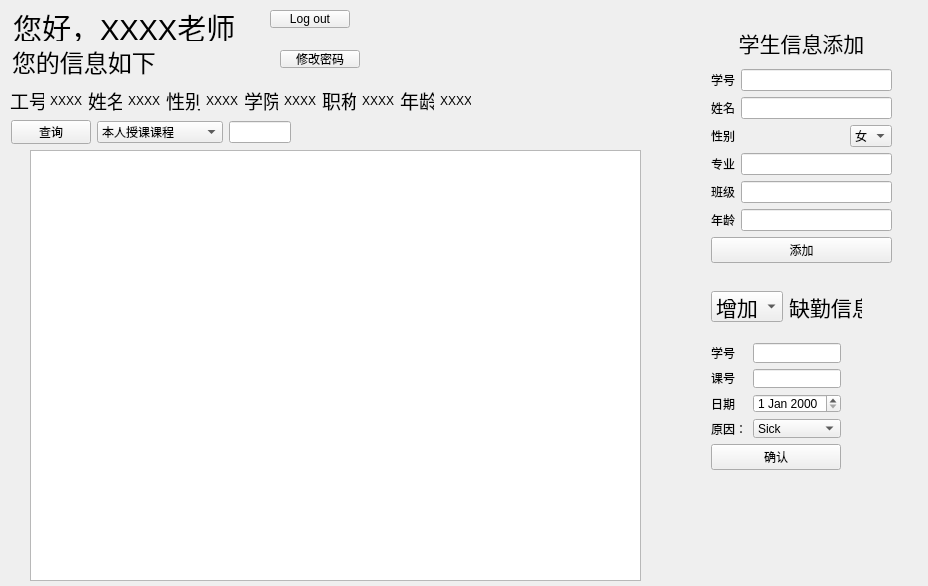
Before: the Qt Designer form teacher.ui in AKAZhiyu/Absense, drawn with Qt 5.
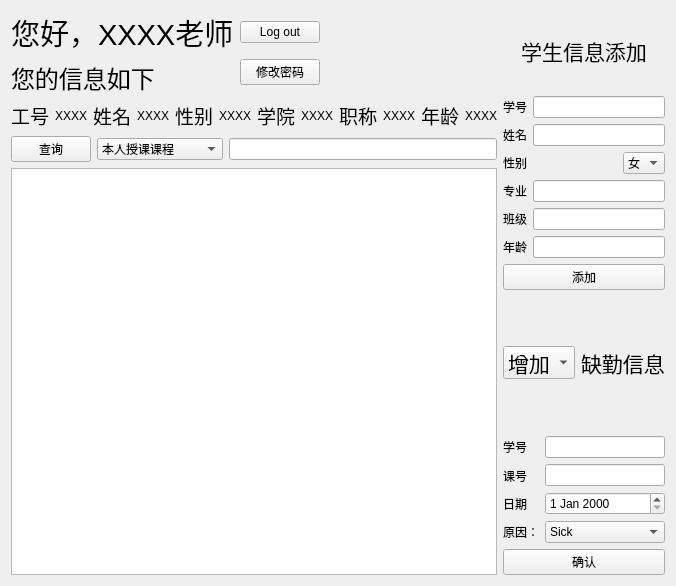
After: the same form once the commit is applied. Icons and pictures are not drawn.

Patch:
```diff
--- a/teacher.ui
+++ b/teacher.ui
@@ -6,10 +6,16 @@
    <rect>
     <x>0</x>
     <y>0</y>
-    <width>928</width>
+    <width>626</width>
     <height>586</height>
    </rect>
   </property>
+  <property name="maximumSize">
+   <size>
+    <width>626</width>
+    <height>800</height>
+   </size>
+  </property>
   <property name="windowTitle">
    <string>江苏大学考勤管理系统</string>
   </property>
@@ -17,43 +23,17 @@
    <iconset resource="res.qrc">
     <normaloff>:/images/ujs.jpg</normaloff>:/images/ujs.jpg</iconset>
   </property>
-  <widget class="QTableView" name="tableView">
-   <property name="geometry">
-    <rect>
-     <x>30</x>
-     <y>150</y>
-     <width>611</width>
-     <height>431</height>
-    </rect>
-   </property>
-  </widget>
-  <widget class="QLabel" name="label_infoTip">
-   <property name="geometry">
-    <rect>
-     <x>12</x>
-     <y>46</y>
-     <width>231</width>
-     <height>31</height>
-    </rect>
-   </property>
-   <property name="font">
-    <font>
-     <pointsize>18</pointsize>
-    </font>
-   </property>
-   <property name="text">
-    <string>您的信息如下</string>
-   </property>
-  </widget>
+  <layout class="QHBoxLayout" name="horizontalLayout_9">
+   <item>
+    <layout class="QVBoxLayout" name="verticalLayout_11">
+     <item>
+      <layout class="QHBoxLayout" name="horizontalLayout_8">
+       <item>
+        <layout class="QHBoxLayout" name="horizontalLayout_7">
+         <item>
+          <layout class="QVBoxLayout" name="verticalLayout_10">
+           <item>
   <widget class="QLabel" name="label_welcome">
-   <property name="geometry">
-    <rect>
-     <x>13</x>
-     <y>13</y>
-     <width>231</width>
-     <height>28</height>
-    </rect>
-   </property>
    <property name="font">
     <font>
      <pointsize>22</pointsize>
@@ -63,28 +43,76 @@
     <string>您好，XXXX老师</string>
    </property>
   </widget>
+           </item>
+           <item>
+            <widget class="QLabel" name="label_infoTip">
+             <property name="font">
+              <font>
+               <pointsize>18</pointsize>
+              </font>
+             </property>
+             <property name="text">
+              <string>您的信息如下</string>
+             </property>
+            </widget>
+           </item>
+          </layout>
+         </item>
+         <item>
+          <layout class="QVBoxLayout" name="verticalLayout_9">
+           <item>
   <widget class="QPushButton" name="exitButton">
-   <property name="geometry">
-    <rect>
-     <x>270</x>
-     <y>10</y>
-     <width>80</width>
-     <height>18</height>
-    </rect>
-   </property>
    <property name="text">
     <string>Log out</string>
    </property>
   </widget>
-  <widget class="QWidget" name="layoutWidget">
-   <property name="geometry">
-    <rect>
-     <x>10</x>
-     <y>80</y>
-     <width>461</width>
-     <height>41</height>
-    </rect>
-   </property>
+           </item>
+           <item>
+            <widget class="QPushButton" name="pushButton_pass">
+             <property name="text">
+              <string>修改密码</string>
+             </property>
+            </widget>
+           </item>
+          </layout>
+         </item>
+        </layout>
+       </item>
+       <item>
+        <spacer name="horizontalSpacer_4">
+         <property name="orientation">
+          <enum>Qt::Horizontal</enum>
+         </property>
+         <property name="sizeHint" stdset="0">
+          <size>
+           <width>40</width>
+           <height>20</height>
+          </size>
+         </property>
+        </spacer>
+       </item>
+       <item>
+        <widget class="QLabel" name="label_16">
+         <property name="maximumSize">
+          <size>
+           <width>200</width>
+           <height>80</height>
+          </size>
+         </property>
+         <property name="text">
+          <string/>
+         </property>
+         <property name="pixmap">
+          <pixmap resource="res.qrc">:/images/ujs_big.png</pixmap>
+         </property>
+         <property name="scaledContents">
+          <bool>true</bool>
+         </property>
+        </widget>
+       </item>
+      </layout>
+     </item>
+     <item>
    <layout class="QHBoxLayout" name="horizontalLayout">
     <item>
      <widget class="QLabel" name="label_3">
@@ -203,129 +231,14 @@
       <property name="text">
        <string>XXXX</string>
       </property>
-     </widget>
-    </item>
-   </layout>
-  </widget>
-  <widget class="QPushButton" name="pushButton_pass">
-   <property name="geometry">
-    <rect>
-     <x>280</x>
-     <y>50</y>
-     <width>80</width>
-     <height>18</height>
-    </rect>
-   </property>
-   <property name="text">
-    <string>修改密码</string>
-   </property>
-  </widget>
-  <widget class="QWidget" name="layoutWidget">
-   <property name="geometry">
-    <rect>
-     <x>711</x>
-     <y>343</y>
-     <width>130</width>
-     <height>127</height>
-    </rect>
-   </property>
-   <layout class="QVBoxLayout" name="verticalLayout_3">
-    <item>
-     <layout class="QHBoxLayout" name="horizontalLayout_4">
-      <item>
-       <layout class="QVBoxLayout" name="verticalLayout_2">
-        <item>
-         <widget class="QLabel" name="label_9">
-          <property name="text">
-           <string>学号</string>
-          </property>
-         </widget>
-        </item>
-        <item>
-         <widget class="QLabel" name="label_10">
-          <property name="text">
-           <string>课号</string>
-          </property>
-         </widget>
-        </item>
-        <item>
-         <widget class="QLabel" name="label_11">
-          <property name="text">
-           <string>日期</string>
-          </property>
-         </widget>
-        </item>
-        <item>
-         <widget class="QLabel" name="label_2">
-          <property name="text">
-           <string>原因：</string>
-          </property>
-         </widget>
-        </item>
+         <property name="scaledContents">
+          <bool>true</bool>
+         </property>
+        </widget>
+       </item>
        </layout>
       </item>
       <item>
-       <layout class="QVBoxLayout" name="verticalLayout">
-        <item>
-         <widget class="QLineEdit" name="sIdAbsenseEdit"/>
-        </item>
-        <item>
-         <widget class="QLineEdit" name="cIdEdit"/>
-        </item>
-        <item>
-         <widget class="QDateEdit" name="dateEdit"/>
-        </item>
-        <item>
-         <widget class="QComboBox" name="absenseTypeBox">
-          <item>
-           <property name="text">
-            <string>Sick</string>
-           </property>
-          </item>
-          <item>
-           <property name="text">
-            <string>Leave</string>
-           </property>
-          </item>
-          <item>
-           <property name="text">
-            <string>Unexcused</string>
-           </property>
-          </item>
-          <item>
-           <property name="text">
-            <string>Late</string>
-           </property>
-          </item>
-          <item>
-           <property name="text">
-            <string>Early Leave</string>
-           </property>
-          </item>
-         </widget>
-        </item>
-       </layout>
-      </item>
-     </layout>
-    </item>
-    <item>
-     <widget class="QPushButton" name="AbsenseButton">
-      <property name="text">
-       <string>确认</string>
-      </property>
-     </widget>
-    </item>
-   </layout>
-  </widget>
-  <widget class="QWidget" name="layoutWidget">
-   <property name="geometry">
-    <rect>
-     <x>11</x>
-     <y>120</y>
-     <width>280</width>
-     <height>24</height>
-    </rect>
-   </property>
    <layout class="QHBoxLayout" name="horizontalLayout_2">
     <item>
      <widget class="QPushButton" name="searchButton">
@@ -402,16 +315,35 @@
      <widget class="QLineEdit" name="searchEdit"/>
     </item>
    </layout>
-  </widget>
-  <widget class="QWidget" name="">
-   <property name="geometry">
-    <rect>
-     <x>711</x>
-     <y>22</y>
-     <width>181</width>
-     <height>241</height>
-    </rect>
-   </property>
+     </item>
+     <item>
+      <widget class="QTableView" name="tableView">
+       <property name="maximumSize">
+        <size>
+         <width>800</width>
+         <height>16777215</height>
+        </size>
+       </property>
+      </widget>
+     </item>
+    </layout>
+   </item>
+   <item>
+    <spacer name="horizontalSpacer_3">
+     <property name="orientation">
+      <enum>Qt::Horizontal</enum>
+     </property>
+     <property name="sizeHint" stdset="0">
+      <size>
+       <width>218</width>
+       <height>20</height>
+      </size>
+     </property>
+    </spacer>
+   </item>
+   <item>
+    <layout class="QVBoxLayout" name="verticalLayout_8">
+     <item>
    <layout class="QVBoxLayout" name="verticalLayout_6">
     <item>
      <widget class="QLabel" name="label_12">
@@ -536,16 +468,10 @@
      </widget>
     </item>
    </layout>
-  </widget>
-  <widget class="QWidget" name="">
-   <property name="geometry">
-    <rect>
-     <x>711</x>
-     <y>291</y>
-     <width>151</width>
-     <height>31</height>
-    </rect>
-   </property>
+     </item>
+     <item>
+      <layout class="QVBoxLayout" name="verticalLayout_7">
+       <item>
    <layout class="QHBoxLayout" name="horizontalLayout_3">
     <item>
      <widget class="QComboBox" name="absenseBox">
@@ -597,7 +523,101 @@
      </widget>
     </item>
    </layout>
-  </widget>
+       </item>
+       <item>
+        <layout class="QVBoxLayout" name="verticalLayout_3">
+         <item>
+          <layout class="QHBoxLayout" name="horizontalLayout_4">
+           <item>
+            <layout class="QVBoxLayout" name="verticalLayout_2">
+             <item>
+              <widget class="QLabel" name="label_9">
+               <property name="text">
+                <string>学号</string>
+               </property>
+              </widget>
+             </item>
+             <item>
+              <widget class="QLabel" name="label_10">
+               <property name="text">
+                <string>课号</string>
+               </property>
+              </widget>
+             </item>
+             <item>
+              <widget class="QLabel" name="label_11">
+               <property name="text">
+                <string>日期</string>
+               </property>
+              </widget>
+             </item>
+             <item>
+              <widget class="QLabel" name="label_2">
+               <property name="text">
+                <string>原因：</string>
+               </property>
+              </widget>
+             </item>
+            </layout>
+           </item>
+           <item>
+            <layout class="QVBoxLayout" name="verticalLayout">
+             <item>
+              <widget class="QLineEdit" name="sIdAbsenseEdit"/>
+             </item>
+             <item>
+              <widget class="QLineEdit" name="cIdEdit"/>
+             </item>
+             <item>
+              <widget class="QDateEdit" name="dateEdit"/>
+             </item>
+             <item>
+              <widget class="QComboBox" name="absenseTypeBox">
+               <item>
+                <property name="text">
+                 <string>Sick</string>
+                </property>
+               </item>
+               <item>
+                <property name="text">
+                 <string>Leave</string>
+                </property>
+               </item>
+               <item>
+                <property name="text">
+                 <string>Unexcused</string>
+                </property>
+               </item>
+               <item>
+                <property name="text">
+                 <string>Late</string>
+                </property>
+               </item>
+               <item>
+                <property name="text">
+                 <string>Early Leave</string>
+                </property>
+               </item>
+              </widget>
+             </item>
+            </layout>
+           </item>
+          </layout>
+         </item>
+         <item>
+          <widget class="QPushButton" name="AbsenseButton">
+           <property name="text">
+            <string>确认</string>
+           </property>
+          </widget>
+         </item>
+        </layout>
+       </item>
+      </layout>
+     </item>
+    </layout>
+   </item>
+  </layout>
  </widget>
  <resources>
   <include location="res.qrc"/>
```
Left out of the diff: 15 changed lines with no effect on the pictures. Lines whose indentation alone changed are shown as unchanged.
